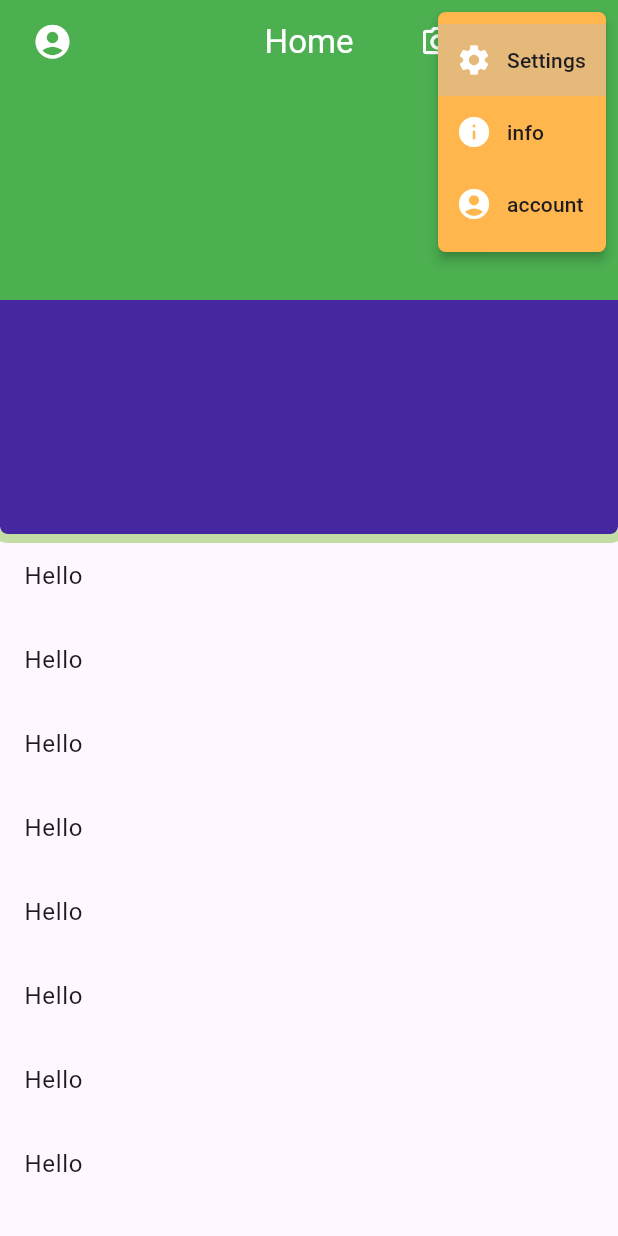
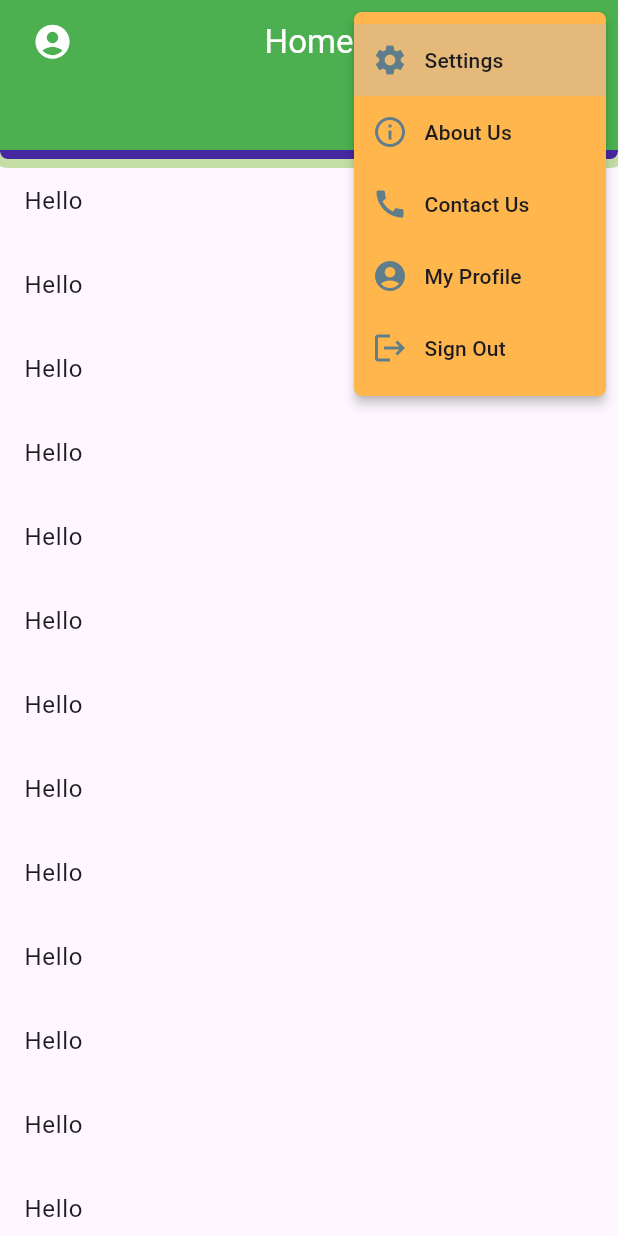
Before and after one commit to pallavipatil1998/appbar, a Flutter app: the screen it shows after launch, after a tap on the "more vert" icon, on a phone screen of 412 x 824 dp. Run offline on Flutter 3.47's test engine with Material 3 defaults, Android fonts, the phone set to English and light mode, and no system bars.

Commit message:
body SliverAppBar

```diff
--- a/lib/appbar_home_page.dart
+++ b/lib/appbar_home_page.dart
@@ -100,10 +100,10 @@ class _AppbarHomePageState extends State<AppbarHomePage> {
         slivers: [
           SliverAppBar(
 
-            floating: true,
-              pinned: false,
-              snap: true,
-              expandedHeight: 200,
+            floating: false,
+              pinned: true,
+              snap: false,
+              expandedHeight: 100,
 
               backgroundColor: Colors.deepPurple.shade800,
               foregroundColor: Colors.white,
@@ -123,10 +123,10 @@ class _AppbarHomePageState extends State<AppbarHomePage> {
 
               //for big size
               bottom: PreferredSize(
-                  preferredSize: Size(double.infinity,300),
+                  preferredSize: Size(double.infinity,50),
                   child: Container()
               ),
-              flexibleSpace: Container(height: 200,color: Colors.green,),
+              flexibleSpace: Container(height: 100,color: Colors.green,),
               actions: [
                 IconButton(onPressed: (){}, icon:Icon(Icons.camera_alt_outlined)),
                 IconButton(onPressed: (){}, icon:Icon(Icons.settings)),
@@ -142,39 +142,23 @@ class _AppbarHomePageState extends State<AppbarHomePage> {
                       });
                     },
                     itemBuilder: (_){
-                      return [
-                        PopupMenuItem(
-                            value:"Settings" ,
-                            onTap: (){
-                            },
-                            child: Row(
-                              children: [
-                                Icon(Icons.settings),
-                                SizedBox(width: 10,),
-                                Text("Settings"),
-                              ],
-                            )),
-                        PopupMenuItem(
-                            value:"info" ,
-                            onTap: (){},
-                            child: Row(
-                              children: [
-                                Icon(Icons.info),
-                                SizedBox(width: 10,),
-                                Text("info"),
-                              ],
-                            )),
-                        PopupMenuItem(
-                            value:"account" ,
-                            onTap: (){},
-                            child: Row(
-                              children: [
-                                Icon(Icons.account_circle),
-                                SizedBox(width: 10,),
-                                Text("account"),
-                              ],
-                            )),
-                      ];
+                      return listPopupMenuItems
+                          .map((eachData) => PopupMenuItem(
+                          value: eachData['title'],
+                          onTap: () {},
+                          child: Row(
+                            children: [
+                              Icon(
+                                eachData['icon'],
+                                color: Colors.blueGrey,
+                              ),
+                              SizedBox(
+                                width: 11,
+                              ),
+                              Text(eachData['title']),
+                            ],
+                          )))
+                          .toList();
                     }),
               ],
 
@@ -209,6 +193,6 @@ class _AppbarHomePageState extends State<AppbarHomePage> {
                                ],
                              )))
                          .toList();
-                   })
+
 
 */
```
